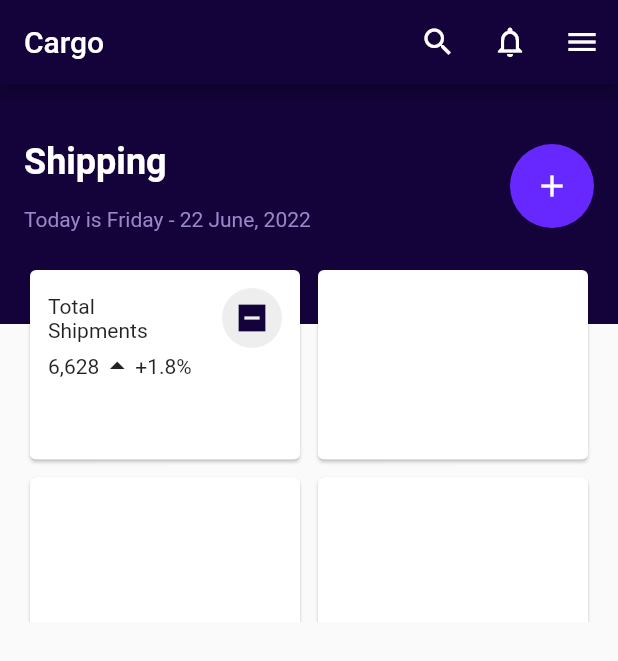
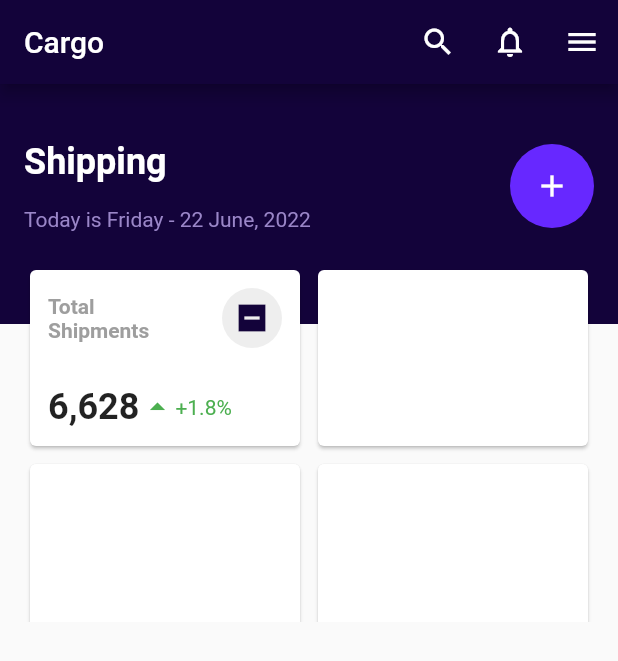
Before and after one commit to JAICHANGPARK/flutter_notebook_chapter_24, a Flutter app: the CargoShippingMainPage screen opened directly, on a phone screen of 412 x 824 dp. Shown: the top 661 px of the screen. Run offline on Flutter 3.47's test engine with Material 2 defaults, Android fonts, the phone set to English and light mode, and no system bars.

Commit message:
Update cargo_shipping_main_page.dart

```diff
--- a/lib/ep1351_cargo_shipping_app/view/cargo_shipping_main_page.dart
+++ b/lib/ep1351_cargo_shipping_app/view/cargo_shipping_main_page.dart
@@ -8,9 +8,9 @@ class CargoShippingMainPage extends StatefulWidget {
 }
 
 class _CargoShippingMainPageState extends State<CargoShippingMainPage> {
-  Color _primaryColor = Color.fromRGBO(19, 3, 58, 1);
-  Color _secondaryColor = Color.fromRGBO(154, 134, 200, 1);
-  Color _accentColor = Color.fromRGBO(103, 40, 255, 1);
+  Color _primaryColor = const Color.fromRGBO(19, 3, 58, 1);
+  Color _secondaryColor = const Color.fromRGBO(154, 134, 200, 1);
+  Color _accentColor = const Color.fromRGBO(103, 40, 255, 1);
 
   @override
   Widget build(BuildContext context) {
@@ -51,7 +51,7 @@ class _CargoShippingMainPageState extends State<CargoShippingMainPage> {
                     child: Container(
                       height: 160,
                       color: _primaryColor,
-                      padding: EdgeInsets.only(top: 0, bottom: 24, left: 16, right: 16),
+                      padding: const EdgeInsets.only(top: 0, bottom: 24, left: 16, right: 16),
                       child: Row(
                         mainAxisAlignment: MainAxisAlignment.spaceBetween,
                         crossAxisAlignment: CrossAxisAlignment.center,
@@ -60,7 +60,7 @@ class _CargoShippingMainPageState extends State<CargoShippingMainPage> {
                             crossAxisAlignment: CrossAxisAlignment.start,
                             mainAxisAlignment: MainAxisAlignment.center,
                             children: [
-                              Text(
+                              const Text(
                                 "Shipping",
                                 style: TextStyle(
                                   color: Colors.white,
@@ -68,7 +68,7 @@ class _CargoShippingMainPageState extends State<CargoShippingMainPage> {
                                   fontSize: 24,
                                 ),
                               ),
-                              SizedBox(
+                              const SizedBox(
                                 height: 16,
                               ),
                               Text(
@@ -83,7 +83,7 @@ class _CargoShippingMainPageState extends State<CargoShippingMainPage> {
                             radius: 28,
                             foregroundColor: Colors.white,
                             backgroundColor: _accentColor,
-                            child: Icon(
+                            child: const Icon(
                               Icons.add,
                             ),
                           )
@@ -100,42 +100,60 @@ class _CargoShippingMainPageState extends State<CargoShippingMainPage> {
                       crossAxisCount: 2,
                       crossAxisSpacing: 4,
                       mainAxisSpacing: 4,
-                      childAspectRatio: 1.4,
+                      childAspectRatio: 1.5,
                       children: [
                         Card(
                           child: Padding(
                             padding: const EdgeInsets.all(12.0),
                             child: Column(
+                              mainAxisAlignment: MainAxisAlignment.spaceBetween,
                               children: [
                                 Row(
                                   mainAxisAlignment: MainAxisAlignment.spaceBetween,
                                   children: [
-                                    Text(
+                                    const Text(
                                       "Total\nShipments",
                                       maxLines: 2,
+                                      style: TextStyle(
+                                        color: Colors.grey,
+                                        fontWeight: FontWeight.bold,
+                                      ),
                                     ),
                                     CircleAvatar(
                                       backgroundColor: Colors.grey[200],
                                       foregroundColor: _primaryColor,
-                                      child: Icon(Icons.indeterminate_check_box_sharp),
+                                      child: const Icon(Icons.indeterminate_check_box_sharp),
                                     ),
                                   ],
                                 ),
-
                                 Row(
                                   children: [
-                                    Text("6,628"),
-                                    Icon(Icons.arrow_drop_up,),
-                                    Text("+1.8%")
+                                    const Text(
+                                      "6,628",
+                                      style: TextStyle(
+                                        fontSize: 24,
+                                        fontWeight: FontWeight.bold,
+                                      ),
+                                    ),
+                                    const Icon(
+                                      Icons.arrow_drop_up,
+                                      color: Colors.green,
+                                    ),
+                                    const Text(
+                                      "+1.8%",
+                                      style: TextStyle(
+                                        color: Colors.green,
+                                      ),
+                                    )
                                   ],
                                 )
                               ],
                             ),
                           ),
                         ),
-                        Card(),
-                        Card(),
-                        Card(),
+                        const Card(),
+                        const Card(),
+                        const Card(),
                       ],
                     ),
                   )
```
